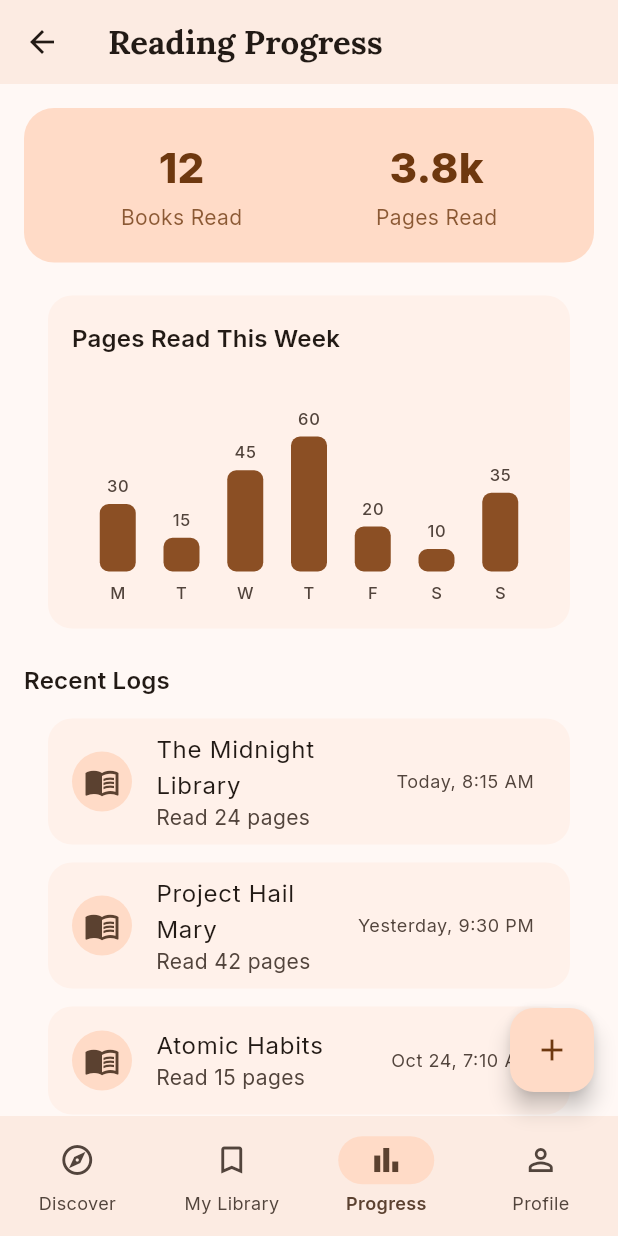
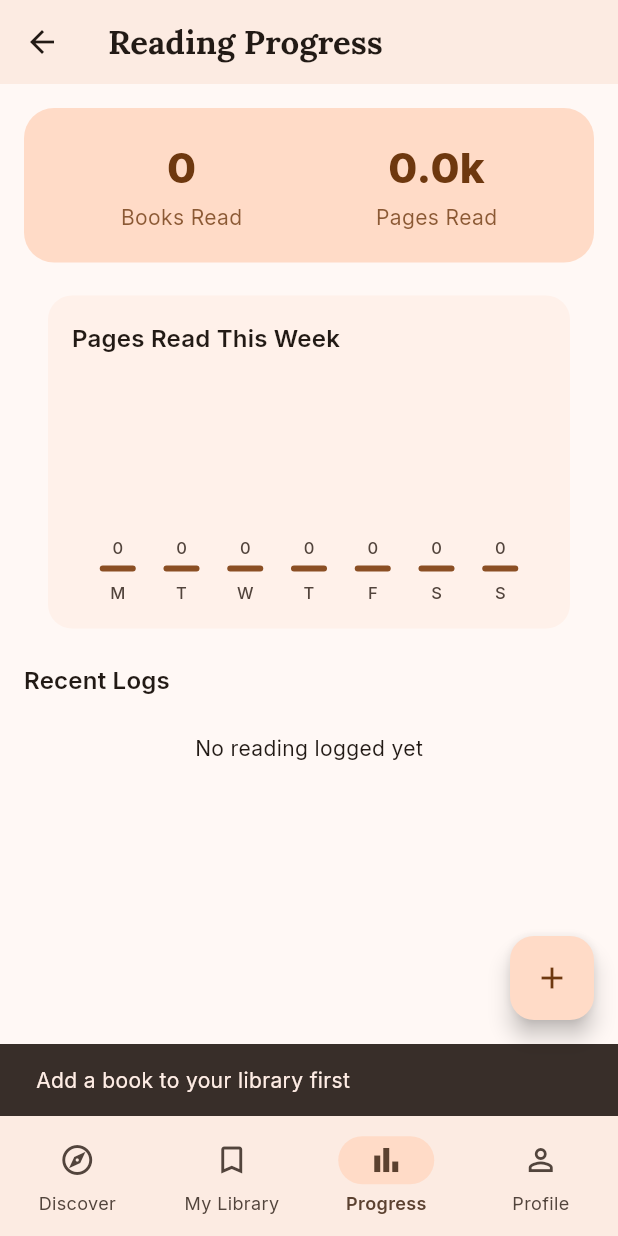
Before and after one commit to senith0248/book-nook, a Flutter app: the MyLibraryScreen screen opened directly, item 3 of the bottom bar chosen, after a tap on the "add" icon, on a phone screen of 412 x 824 dp. Run offline on Flutter 3.47's test engine with Material 3 defaults, Android fonts, the phone set to English and light mode, and no system bars; our stand-ins replace google_fonts.

Commit message:
providers

```diff
--- /dev/null
+++ b/devtools_options.yaml
@@ -0,0 +1,3 @@
+description: This file stores settings for Dart & Flutter DevTools.
+documentation: https://docs.flutter.dev/tools/devtools/extensions#configure-extension-enablement-states
+extensions:
--- /dev/null
+++ b/lib/models/library_entry.dart
@@ -0,0 +1,21 @@
+class LibraryEntry {
+  final String id;
+  final String bookId;
+  final String title;
+  final String author;
+  final String coverUrl;
+  double? rating;
+  String? note;
+  final DateTime dateAdded;
+
+  LibraryEntry({
+    required this.id,
+    required this.bookId,
+    required this.title,
+    required this.author,
+    required this.coverUrl,
+    this.rating,
+    this.note,
+    required this.dateAdded,
+  });
+}
--- /dev/null
+++ b/lib/models/reading_log.dart
@@ -0,0 +1,15 @@
+class ReadingLog {
+  final String id;
+  final String bookId;
+  final String bookTitle;
+  final int pagesRead;
+  final DateTime timestamp;
+
+  ReadingLog({
+    required this.id,
+    required this.bookId,
+    required this.bookTitle,
+    required this.pagesRead,
+    required this.timestamp,
+  });
+}
--- /dev/null
+++ b/lib/providers/progress_provider.dart
@@ -0,0 +1,68 @@
+import 'package:flutter/foundation.dart';
+import '../models/reading_log.dart';
+
+/// Holds reading log entries and exposes aggregated stats for the
+/// Progress screen (books read, pages read, weekly breakdown).
+class ProgressProvider extends ChangeNotifier {
+  final List<ReadingLog> _logs = [];
+
+  List<ReadingLog> get logs {
+    final sorted = List<ReadingLog>.from(_logs);
+    sorted.sort((a, b) => b.timestamp.compareTo(a.timestamp));
+    return sorted;
+  }
+
+  void addLog({
+    required String bookId,
+    required String bookTitle,
+    required int pagesRead,
+  }) {
+    final log = ReadingLog(
+      id: DateTime.now().microsecondsSinceEpoch.toString(),
+      bookId: bookId,
+      bookTitle: bookTitle,
+      pagesRead: pagesRead,
+      timestamp: DateTime.now(),
+    );
+    _logs.add(log);
+    notifyListeners();
+  }
+
+  void updateLog(String id, int newPagesRead) {
+    final index = _logs.indexWhere((l) => l.id == id);
+    if (index == -1) return;
+    _logs[index] = ReadingLog(
+      id: _logs[index].id,
+      bookId: _logs[index].bookId,
+      bookTitle: _logs[index].bookTitle,
+      pagesRead: newPagesRead,
+      timestamp: _logs[index].timestamp,
+    );
+    notifyListeners();
+  }
+
+  void removeLog(String id) {
+    _logs.removeWhere((l) => l.id == id);
+    notifyListeners();
+  }
+
+  int get totalPagesRead => _logs.fold(0, (sum, log) => sum + log.pagesRead);
+
+  int get distinctBooksLogged =>
+      _logs.map((l) => l.bookId).toSet().length;
+
+  /// Returns pages read per day for the last 7 days, oldest first.
+  List<int> get weeklyPages {
+    final now = DateTime.now();
+    final days = List.generate(7, (i) => now.subtract(Duration(days: 6 - i)));
+
+    return days.map((day) {
+      return _logs
+          .where((log) =>
+              log.timestamp.year == day.year &&
+              log.timestamp.month == day.month &&
+              log.timestamp.day == day.day)
+          .fold(0, (sum, log) => sum + log.pagesRead);
+    }).toList();
+  }
+}
--- a/lib/screens/book_detail_screen.dart
+++ b/lib/screens/book_detail_screen.dart
@@ -1,5 +1,8 @@
 import 'package:flutter/material.dart';
+import 'package:provider/provider.dart';
 import '../models/book.dart';
+import '../providers/library_provider.dart';
+
 
 class BookDetailScreen extends StatelessWidget {
   final Book book;
@@ -87,14 +90,31 @@ class BookDetailScreen extends StatelessWidget {
                   Row(
                     children: [
                       Expanded(
-                        child: FilledButton.icon(
-                          onPressed: () {
-                            ScaffoldMessenger.of(context).showSnackBar(
-                              const SnackBar(content: Text('Added to your library')),
+                        child: Consumer<LibraryProvider>(
+                          builder: (context, libraryProvider, _) {
+                            final alreadySaved = libraryProvider.isSaved(book.id);
+                            return FilledButton.icon(
+                              onPressed: alreadySaved
+                                  ? null
+                                  : () {
+                                      libraryProvider.addBook(
+                                        bookId: book.id,
+                                        title: book.title,
+                                        author: book.author,
+                                        coverUrl: book.coverUrl,
+                                      );
+                                      ScaffoldMessenger.of(context).showSnackBar(
+                                        const SnackBar(
+                                            content: Text('Added to your library')),
+                                      );
+                                    },
+                              icon: Icon(alreadySaved
+                                  ? Icons.bookmark_added
+                                  : Icons.bookmark_add_outlined),
+                              label: Text(
+                                  alreadySaved ? 'In Your Library' : 'Add to Library'),
                             );
                           },
-                          icon: const Icon(Icons.bookmark_add_outlined),
-                          label: const Text('Add to Library'),
                         ),
                       ),
                       const SizedBox(width: 12),
--- a/lib/screens/my_library_screen.dart
+++ b/lib/screens/my_library_screen.dart
@@ -1,5 +1,6 @@
 import 'package:flutter/material.dart';
-import '../models/book.dart';
+import 'package:provider/provider.dart';
+import '../providers/library_provider.dart';
 import 'discover_screen.dart';
 import 'progress_screen.dart';
 import 'profile_screen.dart';
@@ -10,25 +11,29 @@ class MyLibraryScreen extends StatelessWidget {
   @override
   Widget build(BuildContext context) {
     final colorScheme = Theme.of(context).colorScheme;
-    // Sample static data for now — first 2 books from the sample list
-    final savedBooks = sampleBooks.take(2).toList();
 
     return Scaffold(
       appBar: AppBar(title: const Text('My Library')),
-      body: savedBooks.isEmpty
-          ? const Center(child: Text('No books saved yet'))
-          : ListView.builder(
+      body: Consumer<LibraryProvider>(
+        builder: (context, libraryProvider, _) {
+          final savedBooks = libraryProvider.entries;
+
+          if (savedBooks.isEmpty) {
+            return const Center(child: Text('No books saved yet'));
+          }
+
+          return ListView.builder(
             padding: const EdgeInsets.only(top: 8, bottom: 16),
             itemCount: savedBooks.length,
             itemBuilder: (context, index) {
-                final book = savedBooks[index];
+              final entry = savedBooks[index];
               return Card(
                 child: ListTile(
                   contentPadding: const EdgeInsets.all(12),
                   leading: ClipRRect(
                     borderRadius: BorderRadius.circular(8),
                     child: Image.network(
-                        book.coverUrl,
+                      entry.coverUrl,
                       width: 48,
                       height: 72,
                       fit: BoxFit.cover,
@@ -40,11 +45,12 @@ class MyLibraryScreen extends StatelessWidget {
                       ),
                     ),
                   ),
-                    title: Text(book.title),
-                    subtitle: Text(book.author),
+                  title: Text(entry.title),
+                  subtitle: Text(entry.author),
                   trailing: IconButton(
                     icon: const Icon(Icons.delete_outline),
                     onPressed: () {
+                      libraryProvider.removeEntry(entry.id);
                       ScaffoldMessenger.of(context).showSnackBar(
                         const SnackBar(content: Text('Removed from library')),
                       );
@@ -53,23 +59,19 @@ class MyLibraryScreen extends StatelessWidget {
                 ),
               );
             },
-            ),
-      floatingActionButton: FloatingActionButton(
-        onPressed: () {},
-        child: const Icon(Icons.add),
+          );
+        },
       ),
       bottomNavigationBar: NavigationBar(
-        selectedIndex: 1, // My Library
+        selectedIndex: 1,
         onDestinationSelected: (index) {
           if (index == 1) return;
-
           final pages = [
             const DiscoverScreen(),
             const MyLibraryScreen(),
             const ProgressScreen(),
             const ProfileScreen(),
           ];
-
           Navigator.pushReplacement(
             context,
             MaterialPageRoute(builder: (_) => pages[index]),
--- a/lib/screens/progress_screen.dart
+++ b/lib/screens/progress_screen.dart
@@ -1,4 +1,7 @@
 import 'package:flutter/material.dart';
+import 'package:provider/provider.dart';
+import '../providers/progress_provider.dart';
+import '../providers/library_provider.dart';
 import 'discover_screen.dart';
 import 'my_library_screen.dart';
 import 'profile_screen.dart';
@@ -10,22 +13,18 @@ class ProgressScreen extends StatelessWidget {
   Widget build(BuildContext context) {
     final theme = Theme.of(context);
     final colorScheme = theme.colorScheme;
-
-    // Static sample data for the layout-only prototype stage
-    const booksRead = 12;
-    const pagesRead = 3800;
-    final weeklyPages = [30, 15, 45, 60, 20, 10, 35];
     final weekLabels = ['M', 'T', 'W', 'T', 'F', 'S', 'S'];
-
-    final recentLogs = [
-      ('The Midnight Library', 24, 'Today, 8:15 AM'),
-      ('Project Hail Mary', 42, 'Yesterday, 9:30 PM'),
-      ('Atomic Habits', 15, 'Oct 24, 7:10 AM'),
-    ];
 
     return Scaffold(
       appBar: AppBar(title: const Text('Reading Progress')),
-      body: ListView(
+      body: Consumer<ProgressProvider>(
+        builder: (context, progressProvider, _) {
+          final weeklyPages = progressProvider.weeklyPages;
+          final maxVal = weeklyPages.isEmpty
+              ? 1
+              : weeklyPages.reduce((a, b) => a > b ? a : b).clamp(1, 999999);
+
+          return ListView(
             padding: const EdgeInsets.all(16),
             children: [
               Container(
@@ -38,12 +37,13 @@ class ProgressScreen extends StatelessWidget {
                   mainAxisAlignment: MainAxisAlignment.spaceAround,
                   children: [
                     _StatColumn(
-                  value: '$booksRead',
+                      value: '${progressProvider.distinctBooksLogged}',
                       label: 'Books Read',
                       colorScheme: colorScheme,
                     ),
                     _StatColumn(
-                  value: '${(pagesRead / 1000).toStringAsFixed(1)}k',
+                      value:
+                          '${(progressProvider.totalPagesRead / 1000).toStringAsFixed(1)}k',
                       label: 'Pages Read',
                       colorScheme: colorScheme,
                     ),
@@ -65,7 +65,6 @@ class ProgressScreen extends StatelessWidget {
                           crossAxisAlignment: CrossAxisAlignment.end,
                           mainAxisAlignment: MainAxisAlignment.spaceEvenly,
                           children: List.generate(weeklyPages.length, (i) {
-                        final maxVal = weeklyPages.reduce((a, b) => a > b ? a : b);
                             final barHeight = (weeklyPages[i] / maxVal) * 90;
                             return Column(
                               mainAxisSize: MainAxisSize.min,
@@ -81,7 +80,7 @@ class ProgressScreen extends StatelessWidget {
                                 const SizedBox(height: 4),
                                 Container(
                                   width: 24,
-                              height: barHeight,
+                                  height: barHeight < 4 ? 4 : barHeight,
                                   decoration: BoxDecoration(
                                     color: colorScheme.primary,
                                     borderRadius: BorderRadius.circular(6),
@@ -107,7 +106,13 @@ class ProgressScreen extends StatelessWidget {
               const SizedBox(height: 16),
               Text('Recent Logs', style: theme.textTheme.titleMedium),
               const SizedBox(height: 8),
-          ...recentLogs.map((log) {
+              if (progressProvider.logs.isEmpty)
+                const Padding(
+                  padding: EdgeInsets.symmetric(vertical: 16),
+                  child: Center(child: Text('No reading logged yet')),
+                )
+              else
+                ...progressProvider.logs.map((log) {
                   return Card(
                     child: ListTile(
                       leading: CircleAvatar(
@@ -115,30 +120,33 @@ class ProgressScreen extends StatelessWidget {
                         child: Icon(Icons.menu_book_outlined,
                             color: colorScheme.onSecondaryContainer),
                       ),
-                title: Text(log.$1),
-                subtitle: Text('Read ${log.$2} pages'),
-                trailing: Text(log.$3, style: theme.textTheme.bodySmall),
+                      title: Text(log.bookTitle),
+                      subtitle: Text('Read ${log.pagesRead} pages'),
+                      trailing: IconButton(
+                        icon: const Icon(Icons.delete_outline, size: 20),
+                        onPressed: () => progressProvider.removeLog(log.id),
+                      ),
                     ),
                   );
                 }),
             ],
+          );
+        },
       ),
       floatingActionButton: FloatingActionButton(
-        onPressed: () {},
+        onPressed: () => _showLogPagesDialog(context),
         child: const Icon(Icons.add),
       ),
       bottomNavigationBar: NavigationBar(
-        selectedIndex: 2, // Progress
+        selectedIndex: 2,
         onDestinationSelected: (index) {
           if (index == 2) return;
-
           final pages = [
             const DiscoverScreen(),
             const MyLibraryScreen(),
             const ProgressScreen(),
             const ProfileScreen(),
           ];
-
           Navigator.pushReplacement(
             context,
             MaterialPageRoute(builder: (_) => pages[index]),
@@ -151,6 +159,85 @@ class ProgressScreen extends StatelessWidget {
           NavigationDestination(icon: Icon(Icons.person_outline), label: 'Profile'),
         ],
       ),
+    );
+  }
+
+  void _showLogPagesDialog(BuildContext context) {
+    final libraryProvider = context.read<LibraryProvider>();
+    final progressProvider = context.read<ProgressProvider>();
+    final savedBooks = libraryProvider.entries;
+
+    if (savedBooks.isEmpty) {
+      ScaffoldMessenger.of(context).showSnackBar(
+        const SnackBar(content: Text('Add a book to your library first')),
+      );
+      return;
+    }
+
+    String? selectedBookId = savedBooks.first.bookId;
+    String selectedBookTitle = savedBooks.first.title;
+    final pagesController = TextEditingController();
+
+    showDialog(
+      context: context,
+      builder: (dialogContext) {
+        return StatefulBuilder(
+          builder: (context, setState) {
+            return AlertDialog(
+              title: const Text('Log Pages Read'),
+              content: Column(
+                mainAxisSize: MainAxisSize.min,
+                children: [
+                  DropdownButtonFormField<String>(
+                    initialValue: selectedBookId,
+                    decoration: const InputDecoration(labelText: 'Book'),
+                    items: savedBooks.map((entry) {
+                      return DropdownMenuItem(
+                        value: entry.bookId,
+                        child: Text(entry.title, overflow: TextOverflow.ellipsis),
+                      );
+                    }).toList(),
+                    onChanged: (value) {
+                      setState(() {
+                        selectedBookId = value;
+                        selectedBookTitle = savedBooks
+                            .firstWhere((e) => e.bookId == value)
+                            .title;
+                      });
+                    },
+                  ),
+                  const SizedBox(height: 12),
+                  TextField(
+                    controller: pagesController,
+                    keyboardType: TextInputType.number,
+                    decoration: const InputDecoration(labelText: 'Pages read'),
+                  ),
+                ],
+              ),
+              actions: [
+                TextButton(
+                  onPressed: () => Navigator.of(dialogContext).pop(),
+                  child: const Text('Cancel'),
+                ),
+                FilledButton(
+                  onPressed: () {
+                    final pages = int.tryParse(pagesController.text);
+                    if (pages == null || pages <= 0 || selectedBookId == null) return;
+
+                    progressProvider.addLog(
+                      bookId: selectedBookId!,
+                      bookTitle: selectedBookTitle,
+                      pagesRead: pages,
+                    );
+                    Navigator.of(dialogContext).pop();
+                  },
+                  child: const Text('Save'),
+                ),
+              ],
+            );
+          },
+        );
+      },
     );
   }
 }
--- a/pubspec.yaml
+++ b/pubspec.yaml
@@ -35,6 +35,7 @@ dependencies:
   # Use with the CupertinoIcons class for iOS style icons.
   cupertino_icons: ^1.0.8
   google_fonts: ^6.2.1
+  provider: ^6.1.2
 
 dev_dependencies:
   flutter_test:
```
Also changed, not shown: lib/main.dart (+16 -11 lines), lib/providers/library_provider.dart (added, +48 -0 lines), pubspec.lock. Lines whose indentation alone changed are shown as unchanged.
